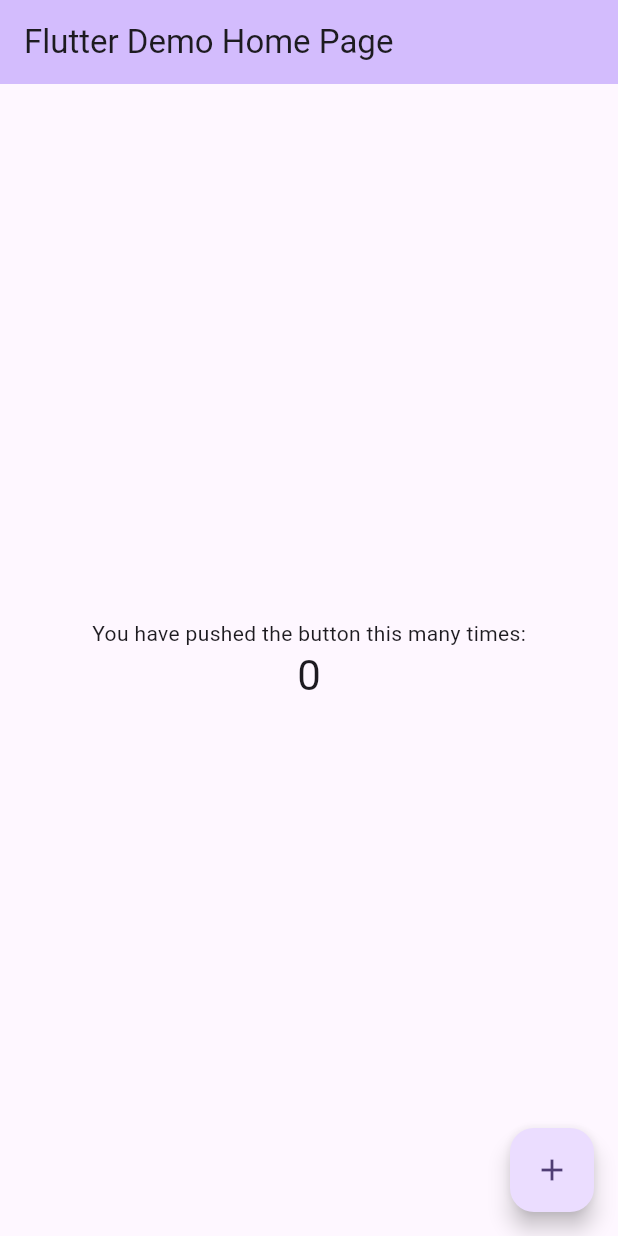
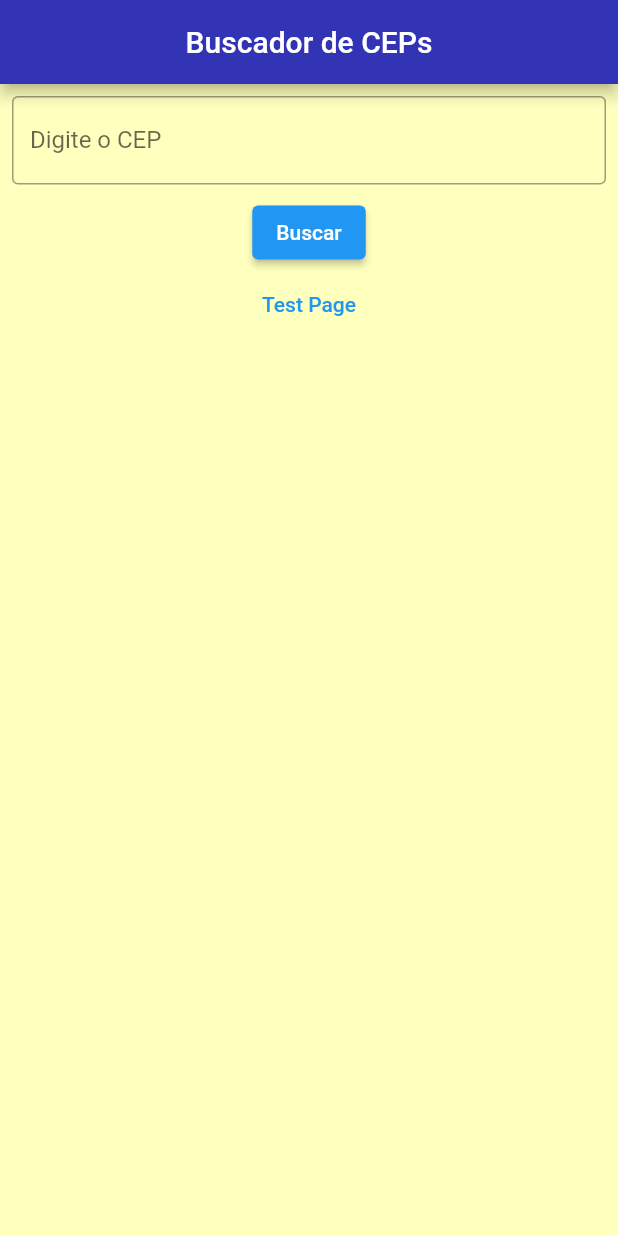
Before and after one commit to MarcusVNT/busca-cep, a Flutter app: the screen it shows after launch, on a phone screen of 412 x 824 dp. Run offline on Flutter 3.47's test engine with Material 2 defaults, Android fonts, the phone set to English and light mode, and no system bars.

Commit message:
Add Enter Page and Test HTTP page

```diff
--- /dev/null
+++ b/lib/busca_cep.dart
@@ -0,0 +1,18 @@
+import 'package:buscacep/pages/enter_page.dart';
+import 'package:flutter/material.dart';
+
+class BuscaCep extends StatelessWidget {
+  const BuscaCep({super.key});
+
+  @override
+  Widget build(BuildContext context) {
+    return MaterialApp(
+      debugShowCheckedModeBanner: false,
+      title: 'Busca CEP',
+      theme: ThemeData(
+        primarySwatch: Colors.blue,
+      ),
+      home: const EnterPage(),
+    );
+  }
+}
--- a/lib/main.dart
+++ b/lib/main.dart
@@ -1,125 +1,7 @@
+import 'package:buscacep/busca_cep.dart';
 import 'package:flutter/material.dart';
 
-void main() {
-  runApp(const MyApp());
+void main() async {
+  WidgetsFlutterBinding.ensureInitialized();
+  runApp(const BuscaCep());
 }
-
-class MyApp extends StatelessWidget {
-  const MyApp({super.key});
-
-  // This widget is the root of your application.
-  @override
-  Widget build(BuildContext context) {
-    return MaterialApp(
-      title: 'Flutter Demo',
-      theme: ThemeData(
-        // This is the theme of your application.
-        //
-        // TRY THIS: Try running your application with "flutter run". You'll see
-        // the application has a blue toolbar. Then, without quitting the app,
-        // try changing the seedColor in the colorScheme below to Colors.green
-        // and then invoke "hot reload" (save your changes or press the "hot
-        // reload" button in a Flutter-supported IDE, or press "r" if you used
-        // the command line to start the app).
-        //
-        // Notice that the counter didn't reset back to zero; the application
-        // state is not lost during the reload. To reset the state, use hot
-        // restart instead.
-        //
-        // This works for code too, not just values: Most code changes can be
-        // tested with just a hot reload.
-        colorScheme: ColorScheme.fromSeed(seedColor: Colors.deepPurple),
-        useMaterial3: true,
-      ),
-      home: const MyHomePage(title: 'Flutter Demo Home Page'),
-    );
-  }
-}
-
-class MyHomePage extends StatefulWidget {
-  const MyHomePage({super.key, required this.title});
-
-  // This widget is the home page of your application. It is stateful, meaning
-  // that it has a State object (defined below) that contains fields that affect
-  // how it looks.
-
-  // This class is the configuration for the state. It holds the values (in this
-  // case the title) provided by the parent (in this case the App widget) and
-  // used by the build method of the State. Fields in a Widget subclass are
-  // always marked "final".
-
-  final String title;
-
-  @override
-  State<MyHomePage> createState() => _MyHomePageState();
-}
-
-class _MyHomePageState extends State<MyHomePage> {
-  int _counter = 0;
-
-  void _incrementCounter() {
-    setState(() {
-      // This call to setState tells the Flutter framework that something has
-      // changed in this State, which causes it to rerun the build method below
-      // so that the display can reflect the updated values. If we changed
-      // _counter without calling setState(), then the build method would not be
-      // called again, and so nothing would appear to happen.
-      _counter++;
-    });
-  }
-
-  @override
-  Widget build(BuildContext context) {
-    // This method is rerun every time setState is called, for instance as done
-    // by the _incrementCounter method above.
-    //
-    // The Flutter framework has been optimized to make rerunning build methods
-    // fast, so that you can just rebuild anything that needs updating rather
-    // than having to individually change instances of widgets.
-    return Scaffold(
-      appBar: AppBar(
-        // TRY THIS: Try changing the color here to a specific color (to
-        // Colors.amber, perhaps?) and trigger a hot reload to see the AppBar
-        // change color while the other colors stay the same.
-        backgroundColor: Theme.of(context).colorScheme.inversePrimary,
-        // Here we take the value from the MyHomePage object that was created by
-        // the App.build method, and use it to set our appbar title.
-        title: Text(widget.title),
-      ),
-      body: Center(
-        // Center is a layout widget. It takes a single child and positions it
-        // in the middle of the parent.
-        child: Column(
-          // Column is also a layout widget. It takes a list of children and
-          // arranges them vertically. By default, it sizes itself to fit its
-          // children horizontally, and tries to be as tall as its parent.
-          //
-          // Column has various properties to control how it sizes itself and
-          // how it positions its children. Here we use mainAxisAlignment to
-          // center the children vertically; the main axis here is the vertical
-          // axis because Columns are vertical (the cross axis would be
-          // horizontal).
-          //
-          // TRY THIS: Invoke "debug painting" (choose the "Toggle Debug Paint"
-          // action in the IDE, or press "p" in the console), to see the
-          // wireframe for each widget.
-          mainAxisAlignment: MainAxisAlignment.center,
-          children: <Widget>[
-            const Text(
-              'You have pushed the button this many times:',
-            ),
-            Text(
-              '$_counter',
-              style: Theme.of(context).textTheme.headlineMedium,
-            ),
-          ],
-        ),
-      ),
-      floatingActionButton: FloatingActionButton(
-        onPressed: _incrementCounter,
-        tooltip: 'Increment',
-        child: const Icon(Icons.add),
-      ), // This trailing comma makes auto-formatting nicer for build methods.
-    );
-  }
-}
--- /dev/null
+++ b/lib/pages/enter_page.dart
@@ -0,0 +1,50 @@
+import 'package:buscacep/pages/test_http.dart';
+import 'package:flutter/material.dart';
+
+class EnterPage extends StatefulWidget {
+  const EnterPage({super.key});
+
+  @override
+  State<EnterPage> createState() => _EnterPageState();
+}
+
+class _EnterPageState extends State<EnterPage> {
+  @override
+  Widget build(BuildContext context) {
+    return SafeArea(
+        child: Scaffold(
+      backgroundColor: const Color.fromARGB(255, 255, 255, 190),
+      appBar: AppBar(
+        centerTitle: true,
+        backgroundColor: const Color.fromARGB(255, 51, 51, 182),
+        title: const Text(
+          'Buscador de CEPs',
+        ),
+      ),
+      body: Column(
+        children: [
+          const Padding(
+            padding: EdgeInsets.all(8.0),
+            child: TextField(
+              decoration: InputDecoration(
+                border: OutlineInputBorder(),
+                labelText: 'Digite o CEP',
+              ),
+            ),
+          ),
+          ElevatedButton(
+            onPressed: () {},
+            child: const Text('Buscar'),
+          ),
+          TextButton(
+            onPressed: () {
+              Navigator.push(context,
+                  MaterialPageRoute(builder: (builder) => const TestHTTP()));
+            },
+            child: const Text('Test Page'),
+          ),
+        ],
+      ),
+    ));
+  }
+}
--- a/pubspec.yaml
+++ b/pubspec.yaml
@@ -38,6 +38,7 @@ dependencies:
   hive: ^2.2.3
   path_provider: ^2.1.1
   intl: ^0.17.0
+  http: ^1.1.0
 
 dev_dependencies:
   flutter_test:
```
Also changed, not shown: lib/pages/test_http.dart (added, +37 -0 lines), 1 other file.
